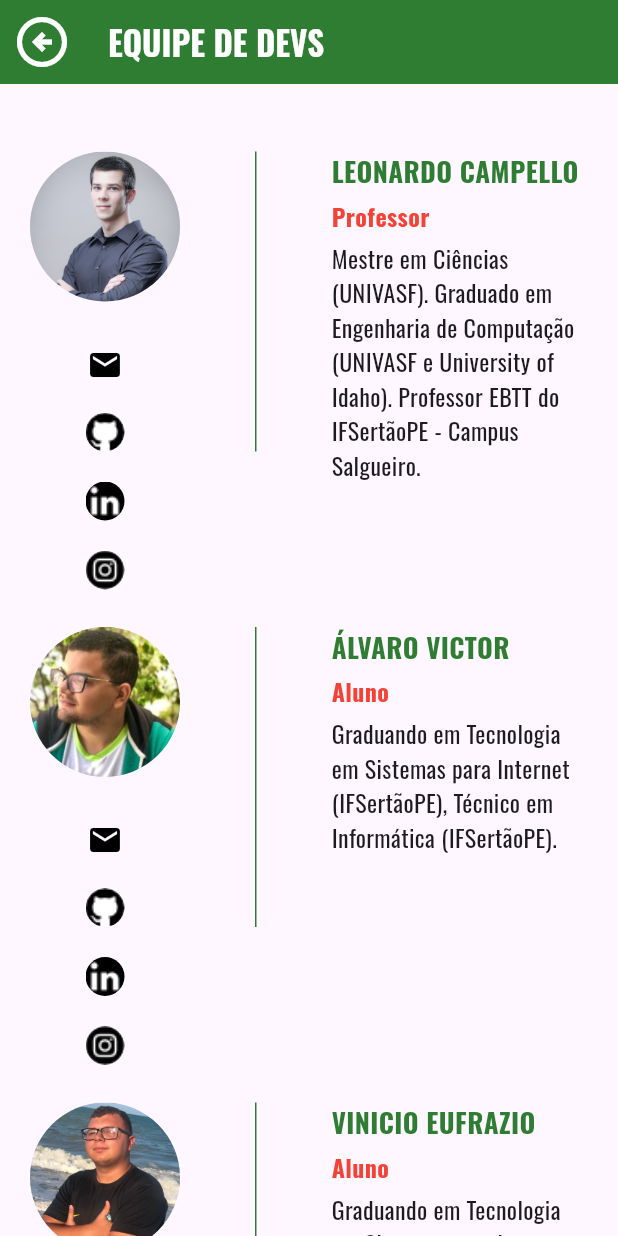
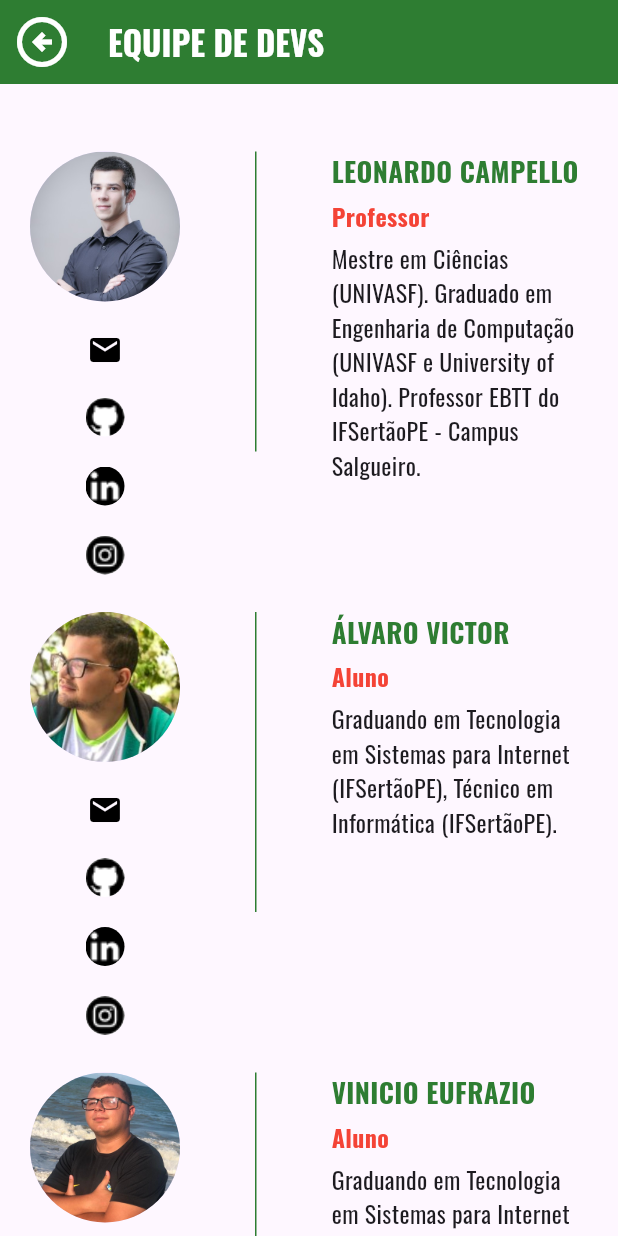
Before and after one commit to vinicioeuf/acessobiometrico, a Flutter app: the TeamDevPage screen opened by its route, on a phone screen of 412 x 824 dp. Run offline on Flutter 3.47's test engine with Material 3 defaults, Android fonts, the phone set to English and light mode, and no system bars; our stand-ins replace cloud_firestore, firebase_auth, firebase_core, firebase_database, firebase_storage, fluttertoast and 3 more; accounts and stored records are empty.

Commit message:
Update team_dev.dart

```diff
--- a/app/lib/pages/team_dev.dart
+++ b/app/lib/pages/team_dev.dart
@@ -72,7 +72,7 @@ class TeamDevPage extends StatelessWidget {
                 radius: 50,
                 backgroundImage: AssetImage(imagePath),
               ),
-              SizedBox(height: 30),
+              SizedBox(height: 20),
               const Column(
                 children: [
                   Icon(Icons.mail, color: Colors.black),
```
